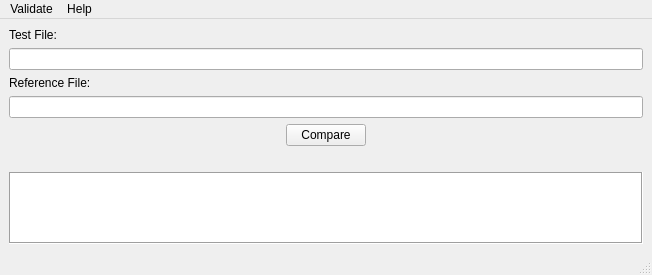
First picture: the form in ui/main_window.ui, repository cerealito/validate, before the edit.
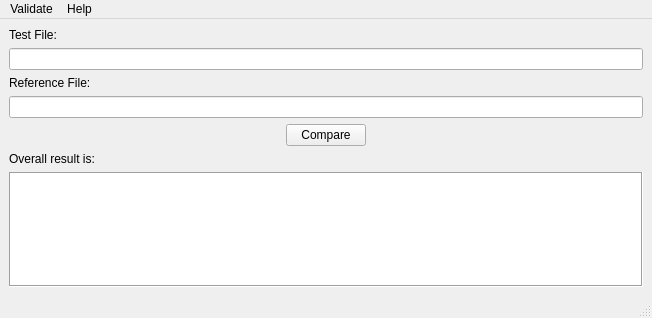
Second picture: the form after the edit. Custom widgets are drawn as their Qt base class.

What changed in the file:
```diff
--- a/ui/main_window.ui
+++ b/ui/main_window.ui
@@ -7,7 +7,7 @@
     <x>0</x>
     <y>0</y>
     <width>652</width>
-    <height>253</height>
+    <height>318</height>
    </rect>
   </property>
   <property name="windowTitle">
@@ -71,7 +71,7 @@
     <item row="5" column="0">
      <widget class="QLabel" name="lbl_result_is">
       <property name="text">
-       <string/>
+       <string>Overall result is:</string>
       </property>
      </widget>
     </item>
```
Left out of the diff: 8 changed lines with no effect on the pictures.
